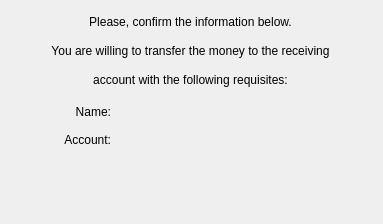
Qt form client/client/gui/widgets/periodic_tr_subwidgets/step2.ui (eugeniashurko/ATM) before a commit.
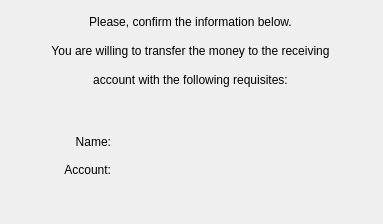
The same form after that commit.

The edit to the form file:
```diff
--- a/client/client/gui/widgets/periodic_tr_subwidgets/step2.ui
+++ b/client/client/gui/widgets/periodic_tr_subwidgets/step2.ui
@@ -59,7 +59,7 @@
    <property name="geometry">
     <rect>
      <x>10</x>
-     <y>100</y>
+     <y>130</y>
      <width>101</width>
      <height>51</height>
     </rect>
@@ -91,7 +91,7 @@
    <property name="geometry">
     <rect>
      <x>130</x>
-     <y>100</y>
+     <y>130</y>
      <width>241</width>
      <height>51</height>
     </rect>
```
